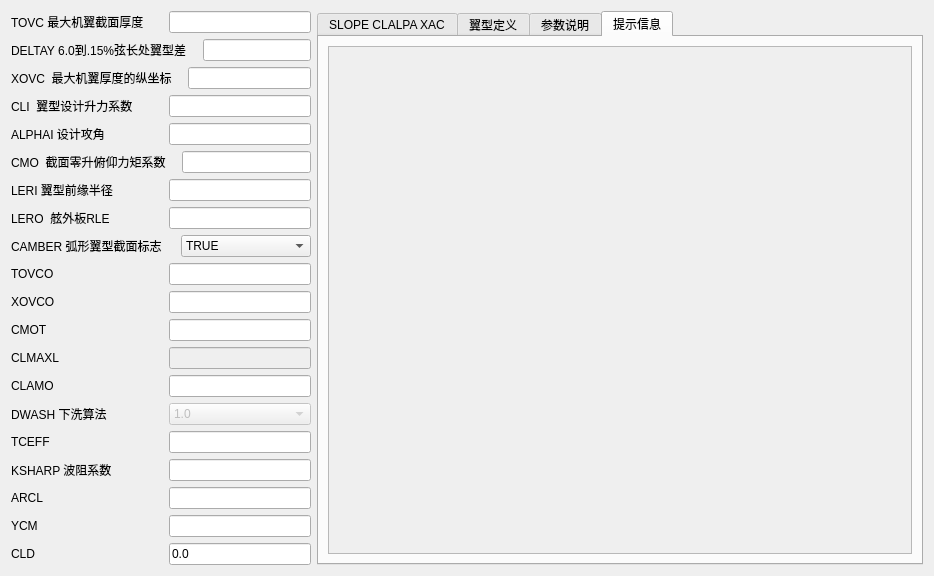
The window that PyDatcomLab/GUIs/PlaneConfiguration/HTSCHR.ui (darkspring2015/PyDatcomLab) describes before a commit, drawn with Qt 5.
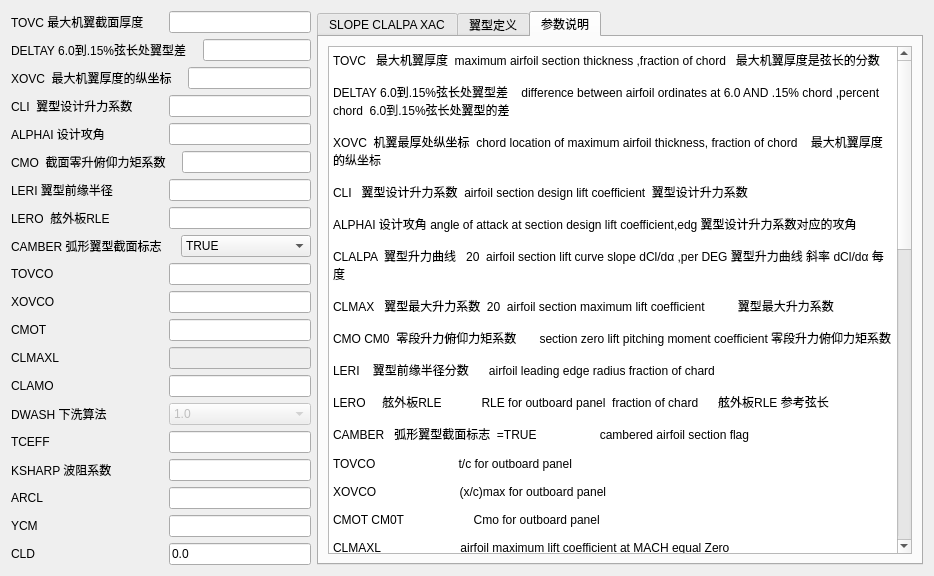
The same window after the commit. The open tabs and pages were chosen to show the change. Icons and pictures are not drawn.

Commit message: 删除了大量的窗体内部帮助信息，主要是图片。用来提升界面的可用性，帮助文件被统一移入到wiki系统之中

Diff of the .ui file:
```diff
--- a/PyDatcomLab/GUIs/PlaneConfiguration/HTSCHR.ui
+++ b/PyDatcomLab/GUIs/PlaneConfiguration/HTSCHR.ui
@@ -1124,42 +1124,6 @@
        </item>
       </layout>
      </widget>
-     <widget class="QWidget" name="tab_tips">
-      <attribute name="title">
-       <string>提示信息</string>
-      </attribute>
-      <layout class="QHBoxLayout" name="horizontalLayout_2">
-       <item>
-        <widget class="QScrollArea" name="scrollArea">
-         <property name="widgetResizable">
-          <bool>true</bool>
-         </property>
-         <widget class="QWidget" name="scrollAreaWidgetContents">
-          <property name="geometry">
-           <rect>
-            <x>0</x>
-            <y>0</y>
-            <width>98</width>
-            <height>32</height>
-           </rect>
-          </property>
-          <layout class="QHBoxLayout" name="horizontalLayout_29">
-           <item>
-            <widget class="QLabel" name="label_Pic">
-             <property name="text">
-              <string/>
-             </property>
-             <property name="pixmap">
-              <pixmap resource="card_rc.qrc">:/card/rc_card/ARCL.png</pixmap>
-             </property>
-            </widget>
-           </item>
-          </layout>
-         </widget>
-        </widget>
-       </item>
-      </layout>
-     </widget>
     </widget>
    </item>
   </layout>
```
Left out of the diff: 2 changed lines with no effect on the pictures. The commit also changes 56 other files.
